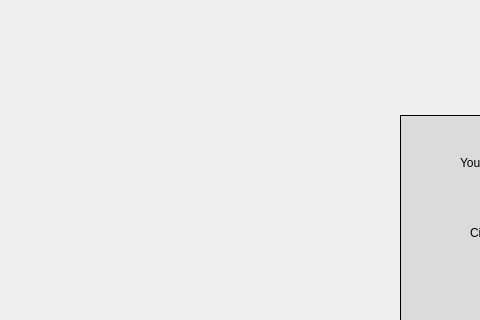
Before: the Qt Designer form Client/Menu.ui in naumtsev/friendtube, drawn with Qt 5; both pictures show x 0 to 480 and y 95 to 415 of the 1280 by 720 pixel window.
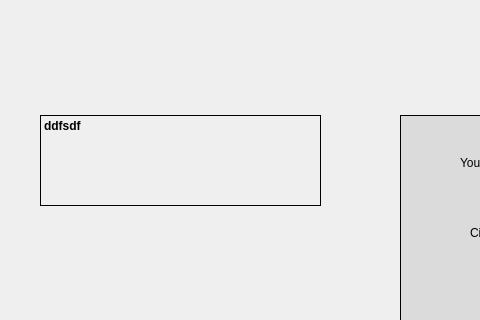
After: the same form once the commit is applied. Icons and pictures are not drawn.

Commit message: add socket adverts

```diff
--- a/Client/Menu.ui
+++ b/Client/Menu.ui
@@ -327,6 +327,64 @@
      </property>
     </widget>
    </widget>
+   <widget class="QFrame" name="advert_frame">
+    <property name="enabled">
+     <bool>true</bool>
+    </property>
+    <property name="geometry">
+     <rect>
+      <x>40</x>
+      <y>210</y>
+      <width>281</width>
+      <height>91</height>
+     </rect>
+    </property>
+    <property name="styleSheet">
+     <string notr="true">#frame_2{
+	background-color: rgb(25, 25, 25, 23);
+}</string>
+    </property>
+    <property name="frameShape">
+     <enum>QFrame::StyledPanel</enum>
+    </property>
+    <property name="frameShadow">
+     <enum>QFrame::Raised</enum>
+    </property>
+    <widget class="QLabel" name="advert_label">
+     <property name="enabled">
+      <bool>true</bool>
+     </property>
+     <property name="geometry">
+      <rect>
+       <x>0</x>
+       <y>0</y>
+       <width>281</width>
+       <height>91</height>
+      </rect>
+     </property>
+     <property name="font">
+      <font>
+       <weight>75</weight>
+       <bold>true</bold>
+      </font>
+     </property>
+     <property name="frameShape">
+      <enum>QFrame::Box</enum>
+     </property>
+     <property name="text">
+      <string>ddfsdf</string>
+     </property>
+     <property name="textFormat">
+      <enum>Qt::PlainText</enum>
+     </property>
+     <property name="alignment">
+      <set>Qt::AlignLeading|Qt::AlignLeft|Qt::AlignTop</set>
+     </property>
+     <property name="wordWrap">
+      <bool>true</bool>
+     </property>
+    </widget>
+   </widget>
   </widget>
   <widget class="QMenuBar" name="menubar">
    <property name="geometry">
```
The commit also changes 6 other files.
